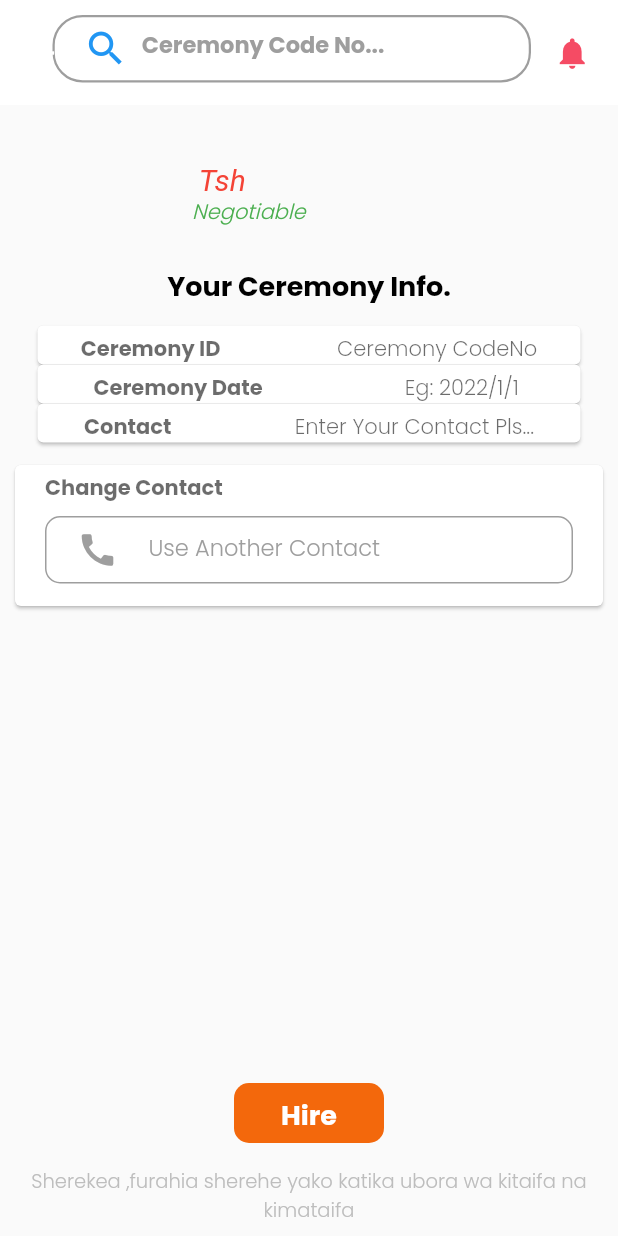
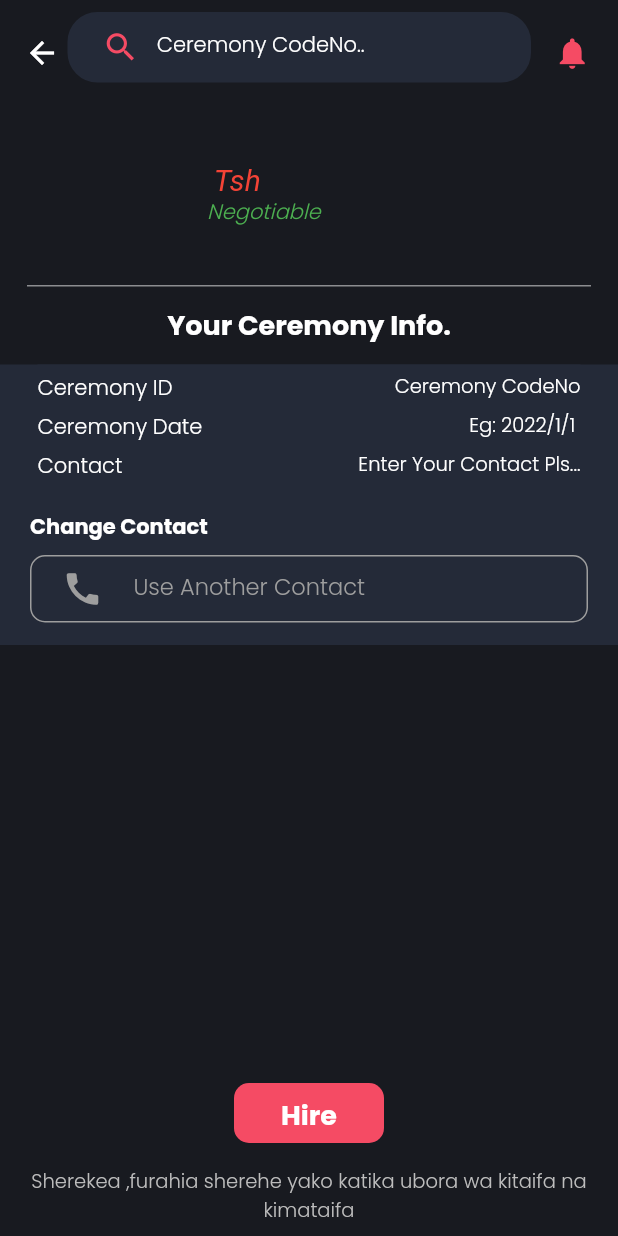
Before and after one commit to nevilly/sherekoo, a Flutter app: the HiringPage screen opened directly with empty values, on a phone screen of 412 x 824 dp. Run offline on Flutter 3.47's test engine with Material 2 defaults, Android fonts, the phone set to English and light mode, and no system bars; our stand-ins replace curved_navigation_bar, image_cropper, image_picker, share_plus, shared_preferences, video_player and 1 more; missing offline and left inert: image_watermark; accounts and stored records are empty; network calls fail.

Commit message:
hiringPage: Layout change

```diff
--- a/lib/screens/subscriptionScreen/hiringPage.dart
+++ b/lib/screens/subscriptionScreen/hiringPage.dart
@@ -37,7 +37,11 @@ class _HiringPageState extends State<HiringPage> {
       email: '',
       gender: '',
       role: '',
-      isCurrentUser: '', meritalStatus: '', address: '', bio: '', totalPost: '');
+      isCurrentUser: '',
+      meritalStatus: '',
+      address: '',
+      bio: '',
+      totalPost: '');
 
   BusnessModel? bsn;
   CeremonyModel? crm;
@@ -165,9 +169,10 @@ class _HiringPageState extends State<HiringPage> {
   // Empty Input Messages
   fillMessage(String arg) {
     ScaffoldMessenger.of(context).showSnackBar(SnackBar(
+      backgroundColor: OColors.danger,
       content: Text(
         arg,
-        style: const TextStyle(color: Colors.red),
+        style: TextStyle(color: OColors.dangerFontColor),
         textAlign: TextAlign.center,
       ),
     ));
@@ -176,6 +181,7 @@ class _HiringPageState extends State<HiringPage> {
   @override
   Widget build(BuildContext context) {
     return Scaffold(
+      backgroundColor: OColors.secondary,
       appBar: topBar(),
       body: Column(
         children: [
@@ -198,14 +204,16 @@ class _HiringPageState extends State<HiringPage> {
                 ),
                 Expanded(
                   child: Padding(
-                    padding: const EdgeInsets.all(8.0),
+                    padding: const EdgeInsets.only(
+                        top: 8.0, bottom: 8.0, left: 18.0, right: 18.0),
                     child: Column(
                       crossAxisAlignment: CrossAxisAlignment.start,
                       children: [
                         Text(
                           '${bsn!.busnessType} ${bsn!.companyName}',
-                          style: const TextStyle(
+                          style: TextStyle(
                             fontSize: 20,
+                            color: OColors.fontColor,
                           ),
                         ),
                         RichText(
@@ -237,8 +245,14 @@ class _HiringPageState extends State<HiringPage> {
               ],
             ),
 
-            const SizedBox(
-              height: 15,
+            Padding(
+              padding:
+                  const EdgeInsets.only(left: 18, right: 18, top: 30, bottom: 10),
+              child: Divider(
+                height: 1.0,
+                color: Colors.white.withOpacity(.50),
+                thickness: 1.0,
+              ),
             ),
 
             //ceremony Info
@@ -254,17 +268,16 @@ class _HiringPageState extends State<HiringPage> {
             //   child:
             // ),
 
-            const Padding(
-              padding:
-                  EdgeInsets.only(top: 2.0, left: 8.0, right: 8.0, bottom: 8.0),
-              child:
-              Text(
+            Padding(
+              padding: const EdgeInsets.only(
+                  top: 2.0, left: 8.0, right: 8.0, bottom: 8.0),
+              child: Text(
                 'Your Ceremony Info.',
                 textAlign: TextAlign.center,
                 style: TextStyle(
                     fontWeight: FontWeight.bold,
                     fontSize: 18,
-                    color: Colors.black),
+                    color: OColors.fontColor),
               ),
             ),
 
@@ -273,7 +286,11 @@ class _HiringPageState extends State<HiringPage> {
             ),
 
             Container(
-              margin: const EdgeInsets.only(left: 15.0, right: 15),
+              color: OColors.darGrey,
+              padding: const EdgeInsets.only(
+                left: 25,
+                right: 25,
+              ),
               child: Column(
                 children: [
                   ceremonDetails(
@@ -289,11 +306,10 @@ class _HiringPageState extends State<HiringPage> {
               ),
             ),
           ]),
-          Card(
-              margin: const EdgeInsets.only(
-                left: 10,
-                right: 10,
-              ),
+
+          // Contact Enter
+          Container(
+            color: OColors.darGrey,
             child: Column(
               children: [
                 const SizedBox(
@@ -303,8 +319,10 @@ class _HiringPageState extends State<HiringPage> {
                   margin: const EdgeInsets.only(left: 20),
                   padding: const EdgeInsets.only(bottom: 8.0),
                   alignment: Alignment.topLeft,
-                    child: const Text('Change Contact',
-                        style: TextStyle(fontWeight: FontWeight.bold),
+                  child: Text('Change Contact',
+                      style: TextStyle(
+                          fontWeight: FontWeight.bold,
+                          color: OColors.fontColor),
                       textAlign: TextAlign.start),
                 ),
                 Container(
@@ -333,13 +351,16 @@ class _HiringPageState extends State<HiringPage> {
                         hintStyle: TextStyle(color: Colors.grey, height: 1.5),
                       ),
                       keyboardType: TextInputType.phone,
-                        style: const TextStyle(
-                            fontSize: 15, color: Colors.grey, height: 1.5),
+                      style: TextStyle(
+                          fontSize: 15, color: OColors.fontColor, height: 1.5),
                       onChanged: _onChanged),
                 ),
               ],
-              )),
+            ),
+          ),
           const Spacer(),
+
+          // Post Button
           GestureDetector(
             onTap: () {
               post();
@@ -350,9 +371,9 @@ class _HiringPageState extends State<HiringPage> {
               padding:
                   const EdgeInsets.only(left: 20, right: 20, top: 8, bottom: 8),
               alignment: Alignment.center,
-              decoration: const BoxDecoration(
-                  color: Color.fromARGB(255, 243, 104, 12),
-                  borderRadius: BorderRadius.all(Radius.circular(10))),
+              decoration: BoxDecoration(
+                  color: OColors.primary,
+                  borderRadius: const BorderRadius.all(Radius.circular(10))),
               child: const Text(
                 'Hire',
                 style: TextStyle(
@@ -365,6 +386,7 @@ class _HiringPageState extends State<HiringPage> {
           const SizedBox(
             height: 8,
           ),
+
           Padding(
             padding: const EdgeInsets.all(8.0),
             child: Center(
@@ -380,12 +402,9 @@ class _HiringPageState extends State<HiringPage> {
     );
   }
 
-  Card ceremonDetails(String idHeader, String arg1, msg) {
-    return Card(
-        margin: const EdgeInsets.only(
-          left: 10,
-          right: 10,
-        ),
+  Container ceremonDetails(String idHeader, String arg1, msg) {
+    return Container(
+        color: OColors.darGrey,
         child: Column(
           children: [
             const SizedBox(
@@ -394,15 +413,15 @@ class _HiringPageState extends State<HiringPage> {
 
             //header ..
             Row(
-              mainAxisAlignment: MainAxisAlignment.spaceAround,
+              mainAxisAlignment: MainAxisAlignment.spaceBetween,
               crossAxisAlignment: CrossAxisAlignment.start,
               children: [
                 Container(
-                  // margin: const EdgeInsets.only(left: 20),
-                  // padding: const EdgeInsets.only(bottom: 4.0),
                   alignment: Alignment.centerLeft,
                   child: Text(idHeader,
-                      style: const TextStyle(fontWeight: FontWeight.bold),
+                      style: TextStyle(
+                          fontWeight: FontWeight.w400,
+                          color: OColors.fontColor),
                       textAlign: TextAlign.start),
                 ),
                 Container(
@@ -413,12 +432,17 @@ class _HiringPageState extends State<HiringPage> {
                     child: arg1 != ""
                         ? Text(
                             arg1,
-                            style: const TextStyle(
-                                color: Colors.grey,
+                            style: TextStyle(
+                                color: OColors.fontColor,
                                 fontWeight: FontWeight.bold,
                                 fontStyle: FontStyle.italic),
                           )
-                        : Text(msg)),
+                        : Text(
+                            msg,
+                            textAlign: TextAlign.start,
+                            style: TextStyle(
+                                color: OColors.fontColor, fontSize: 13),
+                          )),
               ],
             ),
           ],
@@ -432,7 +456,7 @@ class _HiringPageState extends State<HiringPage> {
       toolbarHeight: 70,
       flexibleSpace: SafeArea(
           child: Container(
-        color: Colors.white,
+        color: OColors.transparent,
         child: Row(
           mainAxisAlignment: MainAxisAlignment.spaceEvenly,
           children: [
@@ -441,9 +465,10 @@ class _HiringPageState extends State<HiringPage> {
                 height: 50,
                 padding: const EdgeInsets.only(left: 10, right: 10),
                 margin: const EdgeInsets.only(
-                    left: 35, right: 10, bottom: 15, top: 10),
+                    left: 45, right: 10, bottom: 15, top: 8),
                 decoration: BoxDecoration(
-                  border: Border.all(width: 1.5, color: Colors.grey),
+                  color: OColors.darGrey,
+                  border: Border.all(width: 1.5, color: OColors.darGrey),
                   borderRadius: BorderRadius.circular(20),
                 ),
                 child: Autocomplete<CeremonyModel>(
@@ -469,18 +494,19 @@ class _HiringPageState extends State<HiringPage> {
                     return TextField(
                       controller: fieldTextEditingController,
                       focusNode: fieldFocusNode,
-                      decoration: const InputDecoration(
+                      decoration: InputDecoration(
                         border: InputBorder.none,
                         prefixIcon: Icon(
                           Icons.search,
-                          color: Colors.blue,
-                          size: 30,
+                          color: OColors.primary,
+                          size: 25,
                         ),
-                        hintStyle: TextStyle(
-                            color: Colors.grey, fontSize: 15, height: 1.6),
-                        hintText: "Ceremony Code No...",
+                        hintStyle: const TextStyle(
+                            color: Colors.white, fontSize: 14, height: 2),
+                        hintText: "Ceremony CodeNo..",
                       ),
-                      style: const TextStyle(fontWeight: FontWeight.bold),
+                      style: const TextStyle(
+                          fontWeight: FontWeight.w400, color: Colors.white),
                     );
                   },
                   onSelected: (CeremonyModel selection) {
@@ -508,8 +534,8 @@ class _HiringPageState extends State<HiringPage> {
                       alignment: Alignment.topLeft,
                       child: Material(
                         child: Container(
-                          width: 300,
-                          color: OColors.searchBackground,
+                          width: 400,
+                          color: OColors.secondary,
                           child: ListView.builder(
                             padding: const EdgeInsets.all(10.0),
                             itemCount: options.length,
--- a/lib/util/colors.dart
+++ b/lib/util/colors.dart
@@ -3,16 +3,18 @@ import 'package:flutter/material.dart';
 class OColors {
   //Sherekoo Color
   static Color secondary = const Color(0xff181A20);
-  static Color primary = const Color(0xfff54b64);  // Buttons Colors
+  static Color appBarColor = const Color(0xff181A20);
+  static Color primary = const Color(0xfff54b64); // Buttons Colors
   static Color primary2 = const Color(0xffff566e);
   static Color darkGrey = const Color(0xff4e586e);
-   static Color darGrey = const Color(0xff242a38);
+  static Color darGrey = const Color(0xff242a38);
   static Color sPurple = const Color(0xff8028ff);
   static Color sYelow = const Color(0xfffca01c);
   static Color fontColor = const Color(0xffFFFFFF);
   static Color white = const Color(0xffFFFFFF);
-
   static Color danger = Colors.red;
+  static Color dangerFontColor = Colors.white;
+  // END Sherekoo
 
   //Text Colors
   static Color titleColor = const Color(0xff352641);
@@ -21,7 +23,7 @@ class OColors {
   static Color textDescriptionColor = const Color(0xff78849E);
 
   // appBar colors
-  static Color appBarColor = Colors.black87;
+
   //Profile
   static Color profilePictureMainContainerColor = const Color(0xff8A56AC);
 
--- a/lib/widgets/detailsWidg/BsnProfile.dart
+++ b/lib/widgets/detailsWidg/BsnProfile.dart
@@ -41,7 +41,7 @@ class BusnessProfile extends StatelessWidget {
               children: [
                 Container(
                   decoration: const BoxDecoration(
-                    color: Colors.black54,
+                    color: Color.fromARGB(137, 235, 211, 211),
                     borderRadius:
                         BorderRadius.only(topRight: Radius.circular(10)),
                   ),
```
Lines whose indentation alone changed are shown as unchanged.
